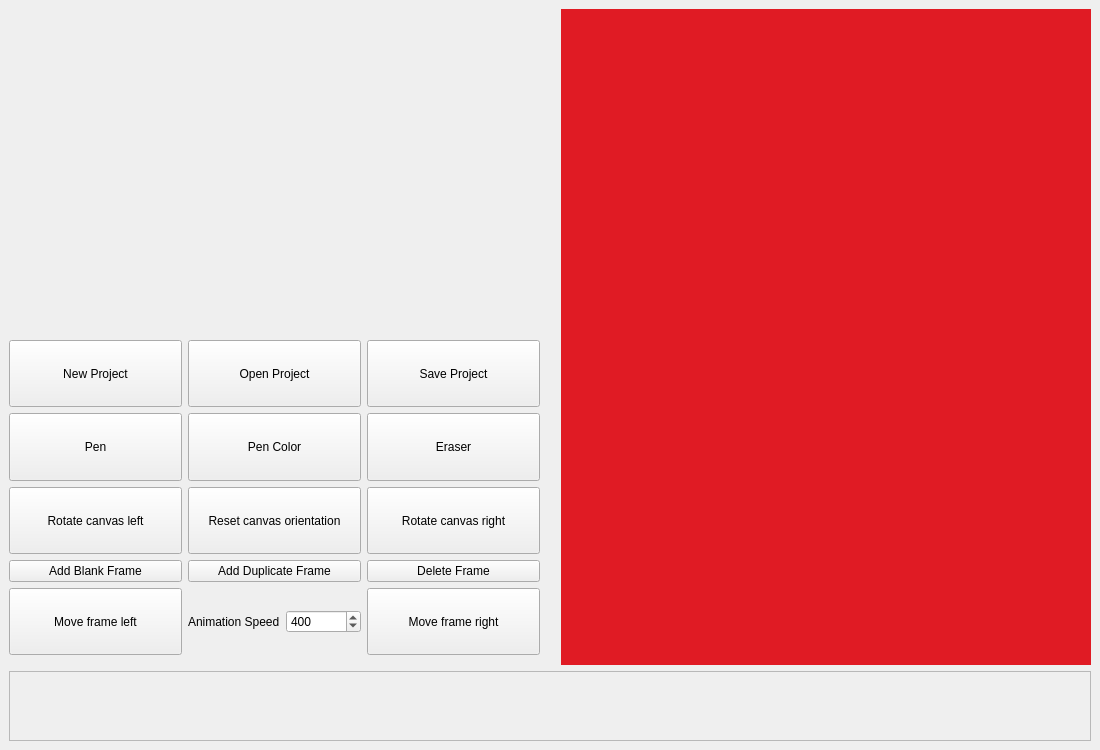
The window that mainwindow.ui (sydneyB6577/SpriteEditor) describes before a commit, drawn with Qt 5.
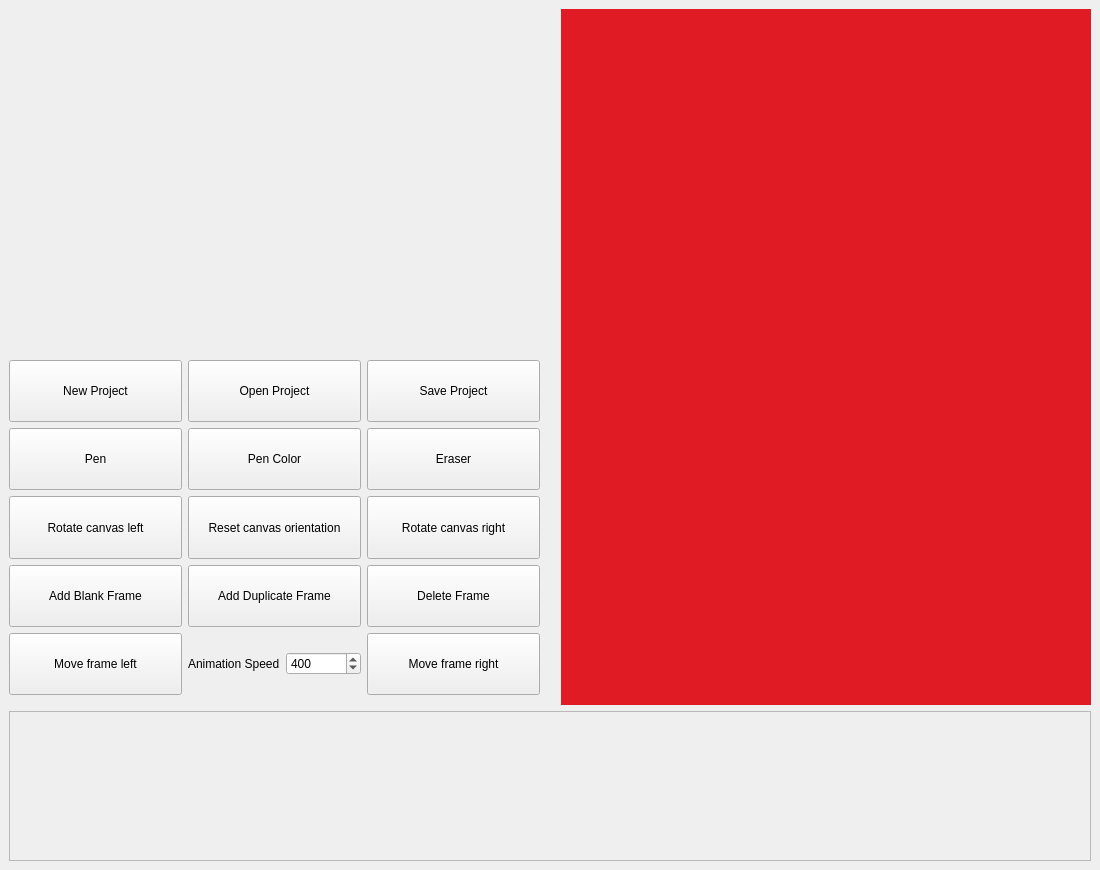
The same window after the commit. Custom widgets are drawn as their Qt base class.

```diff
--- a/mainwindow.ui
+++ b/mainwindow.ui
@@ -7,7 +7,7 @@
     <x>0</x>
     <y>0</y>
     <width>1100</width>
-    <height>750</height>
+    <height>870</height>
    </rect>
   </property>
   <property name="windowTitle">
@@ -55,6 +55,12 @@
          <layout class="QGridLayout" name="tools">
           <item row="3" column="1">
            <widget class="QPushButton" name="duplicateFrameButton">
+            <property name="sizePolicy">
+             <sizepolicy hsizetype="Expanding" vsizetype="Expanding">
+              <horstretch>0</horstretch>
+              <verstretch>0</verstretch>
+             </sizepolicy>
+            </property>
             <property name="text">
              <string>Add Duplicate Frame</string>
             </property>
@@ -75,6 +81,12 @@
           </item>
           <item row="3" column="0">
            <widget class="QPushButton" name="addFrameButton">
+            <property name="sizePolicy">
+             <sizepolicy hsizetype="Expanding" vsizetype="Expanding">
+              <horstretch>0</horstretch>
+              <verstretch>0</verstretch>
+             </sizepolicy>
+            </property>
             <property name="text">
              <string>Add Blank Frame</string>
             </property>
@@ -147,6 +159,12 @@
           </item>
           <item row="3" column="2">
            <widget class="QPushButton" name="deleteFrameButton">
+            <property name="sizePolicy">
+             <sizepolicy hsizetype="Expanding" vsizetype="Expanding">
+              <horstretch>0</horstretch>
+              <verstretch>0</verstretch>
+             </sizepolicy>
+            </property>
             <property name="text">
              <string>Delete Frame</string>
             </property>
@@ -308,7 +326,7 @@
         <property name="minimumSize">
          <size>
           <width>0</width>
-          <height>0</height>
+          <height>150</height>
          </size>
         </property>
         <property name="widgetResizable">
@@ -319,8 +337,8 @@
           <rect>
            <x>0</x>
            <y>0</y>
-           <width>1078</width>
-           <height>68</height>
+           <width>1074</width>
+           <height>148</height>
           </rect>
          </property>
         </widget>
```
